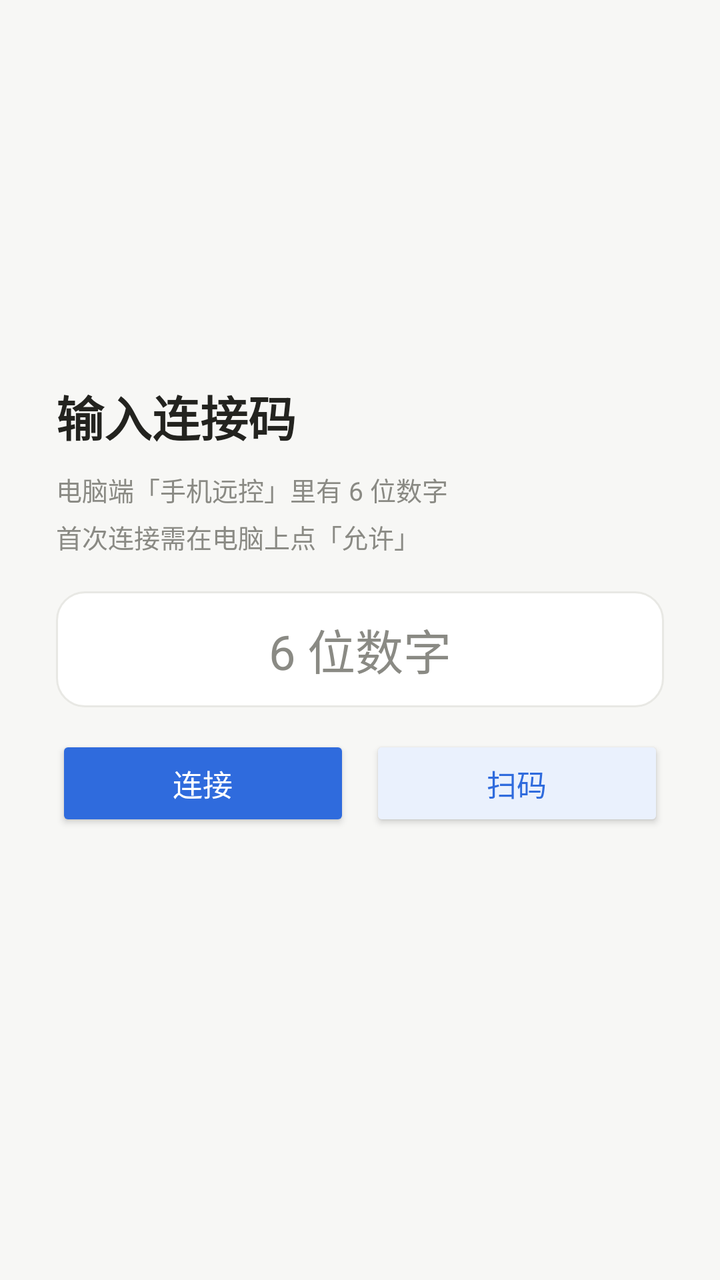
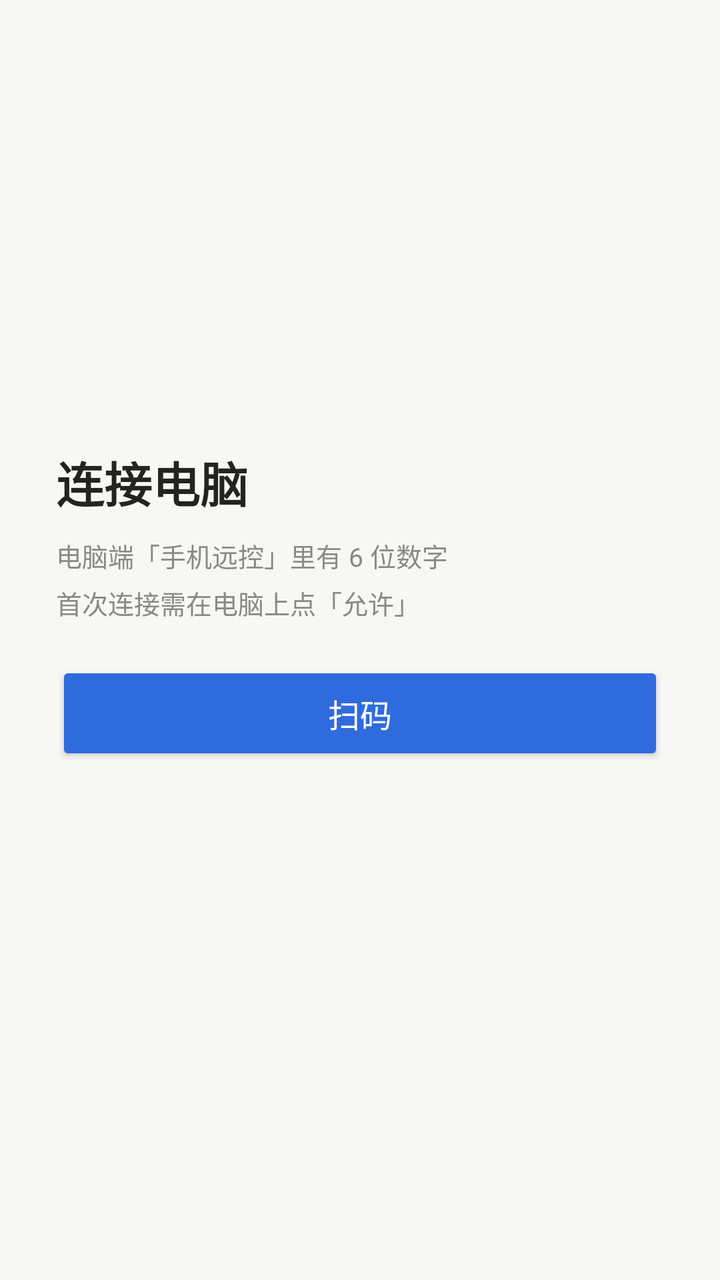

An Android layout rendered at two revisions. The XML below is the earlier revision; the diff shows what the commit changed to produce the second picture.
<!-- AndroidManifest.xml: application theme Theme.Remote -->
<!-- res/layout/activity_main.xml -->
<?xml version="1.0" encoding="utf-8"?>
<FrameLayout xmlns:android="http://schemas.android.com/apk/res/android"
    android:layout_width="match_parent"
    android:layout_height="match_parent"
    android:background="@color/bg">

    <WebView
        android:id="@+id/web"
        android:layout_width="match_parent"
        android:layout_height="match_parent"
        android:visibility="gone" />

    <ScrollView
        android:id="@+id/setup"
        android:layout_width="match_parent"
        android:layout_height="match_parent"
        android:fillViewport="true">

        <LinearLayout
            android:layout_width="match_parent"
            android:layout_height="wrap_content"
            android:gravity="center_vertical"
            android:orientation="vertical"
            android:padding="28dp">

            <TextView
                android:layout_width="wrap_content"
                android:layout_height="wrap_content"
                android:text="@string/setup_title"
                android:textColor="@color/ink"
                android:textSize="24sp"
                android:textStyle="bold" />

            <TextView
                android:layout_width="match_parent"
                android:layout_height="wrap_content"
                android:layout_marginTop="10dp"
                android:breakStrategy="simple"
                android:hyphenationFrequency="none"
                android:lineSpacingExtra="5dp"
                android:text="@string/setup_desc"
                android:textColor="@color/muted"
                android:textSize="13sp" />

            <EditText
                android:id="@+id/code"
                android:layout_width="match_parent"
                android:layout_height="58dp"
                android:layout_marginTop="18dp"
                android:autofillHints="oneTimeCode"
                android:background="@drawable/field"
                android:gravity="center"
                android:hint="@string/code_hint"
                android:importantForAutofill="yes"
                android:inputType="number"
                android:maxLength="6"
                android:maxLines="1"
                android:paddingStart="14dp"
                android:paddingEnd="14dp"
                android:textColor="@color/ink"
                android:textColorHint="@color/muted"
                android:textSize="24sp" />

            <LinearLayout
                android:layout_width="match_parent"
                android:layout_height="wrap_content"
                android:layout_marginTop="14dp"
                android:orientation="horizontal">

                <Button
                    android:id="@+id/connect"
                    android:layout_width="0dp"
                    android:layout_height="48dp"
                    android:layout_weight="1"
                    android:backgroundTint="@color/accent"
                    android:text="@string/connect"
                    android:textAllCaps="false"
                    android:textColor="#FFFFFF"
                    android:textSize="15sp" />

                <Button
                    android:id="@+id/scan"
                    android:layout_width="0dp"
                    android:layout_height="48dp"
                    android:layout_marginStart="10dp"
                    android:layout_weight="1"
                    android:backgroundTint="@color/accent_soft"
                    android:text="@string/scan"
                    android:textAllCaps="false"
                    android:textColor="@color/accent"
                    android:textSize="15sp" />
            </LinearLayout>

            <TextView
                android:id="@+id/hint"
                android:layout_width="match_parent"
                android:layout_height="wrap_content"
                android:layout_marginTop="16dp"
                android:lineSpacingExtra="3dp"
                android:textColor="@color/danger"
                android:textSize="13sp" />
        </LinearLayout>
    </ScrollView>
</FrameLayout>
<!-- resources referenced by this layout -->
<resources>
  <color name="accent">#2F6BDD</color>
  <color name="accent_soft">#EAF1FD</color>
  <color name="bg">#F7F7F5</color>
  <color name="danger">#C0392B</color>
  <color name="ink">#23231F</color>
  <color name="muted">#8A8A84</color>
  <!-- drawable field (drawable) -->
  <?xml version="1.0" encoding="utf-8"?>
  <shape xmlns:android="http://schemas.android.com/apk/res/android"
      android:shape="rectangle">
      <solid android:color="#FFFFFF" />
      <corners android:radius="14dp" />
      <stroke
          android:width="1dp"
          android:color="@color/line" />
  </shape>
  <string name="code_hint">6 位数字</string>
  <string name="connect">连接</string>
  <string name="scan">扫码</string>
  <string name="setup_desc">电脑端「手机远控」里有 6 位数字\n首次连接需在电脑上点「允许」</string>
  <string name="setup_title">输入连接码</string>
  <style name="Theme.Remote" parent="Theme.AppCompat.Light.NoActionBar">
          <item name="android:windowBackground">@color/bg</item>
          <item name="android:statusBarColor">@color/bg</item>
          <item name="android:navigationBarColor">@color/bg</item>
          <item name="android:windowLightStatusBar">true</item>
      </style>
  <color name="line">#E8E8E4</color>
</resources>

<!-- the commit's change to res/layout/activity_main.xml (unified diff, before → after) -->
@@ -42,54 +42,16 @@
                 android:textColor="@color/muted"
                 android:textSize="13sp" />
 
-            <EditText
-                android:id="@+id/code"
+            <Button
+                android:id="@+id/scan"
                 android:layout_width="match_parent"
-                android:layout_height="58dp"
-                android:layout_marginTop="18dp"
-                android:autofillHints="oneTimeCode"
-                android:background="@drawable/field"
-                android:gravity="center"
-                android:hint="@string/code_hint"
-                android:importantForAutofill="yes"
-                android:inputType="number"
-                android:maxLength="6"
-                android:maxLines="1"
-                android:paddingStart="14dp"
-                android:paddingEnd="14dp"
-                android:textColor="@color/ink"
-                android:textColorHint="@color/muted"
-                android:textSize="24sp" />
-
-            <LinearLayout
-                android:layout_width="match_parent"
-                android:layout_height="wrap_content"
-                android:layout_marginTop="14dp"
-                android:orientation="horizontal">
-
-                <Button
-                    android:id="@+id/connect"
-                    android:layout_width="0dp"
-                    android:layout_height="48dp"
-                    android:layout_weight="1"
-                    android:backgroundTint="@color/accent"
-                    android:text="@string/connect"
-                    android:textAllCaps="false"
-                    android:textColor="#FFFFFF"
-                    android:textSize="15sp" />
-
-                <Button
-                    android:id="@+id/scan"
-                    android:layout_width="0dp"
-                    android:layout_height="48dp"
-                    android:layout_marginStart="10dp"
-                    android:layout_weight="1"
-                    android:backgroundTint="@color/accent_soft"
-                    android:text="@string/scan"
-                    android:textAllCaps="false"
-                    android:textColor="@color/accent"
-                    android:textSize="15sp" />
-            </LinearLayout>
+                android:layout_height="52dp"
+                android:layout_marginTop="20dp"
+                android:backgroundTint="@color/accent"
+                android:text="@string/scan"
+                android:textAllCaps="false"
+                android:textColor="#FFFFFF"
+                android:textSize="16sp" />
 
             <TextView
                 android:id="@+id/hint"
<!-- resource entries referenced after the edit -->
@@ -1,32 +1,18 @@
 <!-- resources referenced by this layout -->
 <resources>
   <color name="accent">#2F6BDD</color>
-  <color name="accent_soft">#EAF1FD</color>
   <color name="bg">#F7F7F5</color>
   <color name="danger">#C0392B</color>
   <color name="ink">#23231F</color>
   <color name="muted">#8A8A84</color>
-  <!-- drawable field (drawable) -->
-  <?xml version="1.0" encoding="utf-8"?>
-  <shape xmlns:android="http://schemas.android.com/apk/res/android"
-      android:shape="rectangle">
-      <solid android:color="#FFFFFF" />
-      <corners android:radius="14dp" />
-      <stroke
-          android:width="1dp"
-          android:color="@color/line" />
-  </shape>
-  <string name="code_hint">6 位数字</string>
-  <string name="connect">连接</string>
   <string name="scan">扫码</string>
   <string name="setup_desc">电脑端「手机远控」里有 6 位数字\n首次连接需在电脑上点「允许」</string>
-  <string name="setup_title">输入连接码</string>
+  <string name="setup_title">连接电脑</string>
   <style name="Theme.Remote" parent="Theme.AppCompat.Light.NoActionBar">
           <item name="android:windowBackground">@color/bg</item>
           <item name="android:statusBarColor">@color/bg</item>
           <item name="android:navigationBarColor">@color/bg</item>
           <item name="android:windowLightStatusBar">true</item>
       </style>
-  <color name="line">#E8E8E4</color>
 </resources>
 
